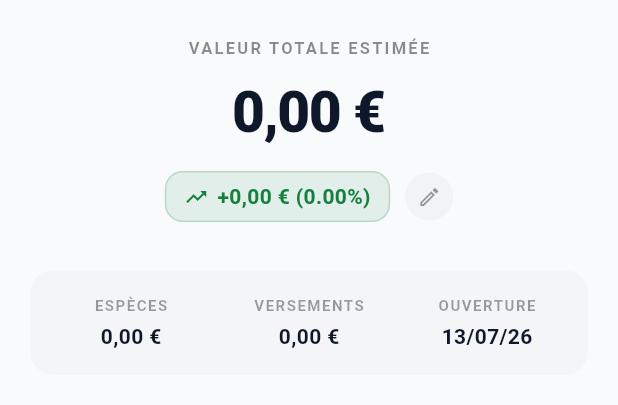
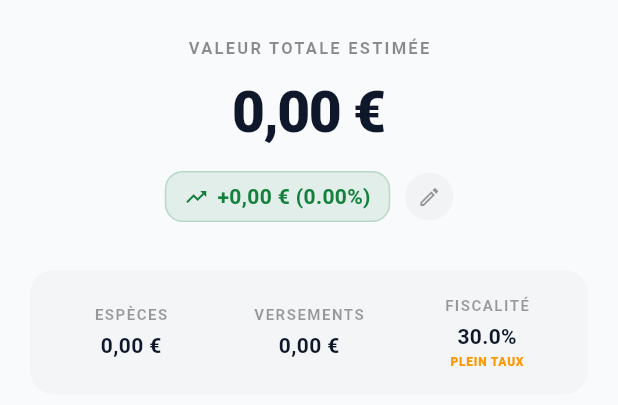
Before and after one commit to Lucasherfort/PatrimoineApp, a Flutter app: the InvestmentSummaryHeader widget shown alone on an empty page, opened directly with empty values, on a phone screen of 412 x 824 dp. Shown: the top 405 px of the screen. Run offline on Flutter 3.47's test engine with Material 3 defaults, Android fonts, the phone set to English and light mode, and no system bars; our stand-ins replace package_info_plus, shared_preferences, supabase_flutter; accounts and stored records are empty.

Commit message:
Ready for version

```diff
--- a/lib/main.dart
+++ b/lib/main.dart
@@ -46,9 +46,7 @@ class PatrimoineApp extends StatelessWidget {
             GlobalWidgetsLocalizations.delegate,
             GlobalCupertinoLocalizations.delegate,
           ],
-          supportedLocales: const [
-            Locale('fr', 'FR'),
-          ],
+          supportedLocales: const [Locale('fr', 'FR')],
           locale: const Locale('fr', 'FR'),
           // Thème Clair
           theme: ThemeData(
--- a/lib/services/investment_service.dart
+++ b/lib/services/investment_service.dart
@@ -92,41 +92,48 @@ class InvestmentService {
   double calculateNetValue(UserInvestmentAccountView account) {
     if (!ThemeManager().displayNetWealth) return account.amount;
 
-    // 1. Récupérer la catégorie et l'ancienneté
-    if (account.openedAt == null) return account.amount;
+    final gains = account.amount - account.totalContribution;
+    if (gains <= 0) return account.amount;
+
+    final taxRate = getCurrentTaxRate(account);
+    return account.amount - (gains * taxRate);
+  }
+
+  double getCurrentTaxRate(UserInvestmentAccountView account) {
+    if (account.openedAt == null) return 0.30;
 
     final ageInYears =
         DateTime.now().difference(account.openedAt!).inDays / 365.25;
 
-    // 2. Rechercher la règle fiscale
     final rule = _fiscalRules.where((r) {
       if (r.investmentCategoryId != account.investmentCategoryId) return false;
-
-      // holding_years >= min_holding_years (si renseigné)
       if (ageInYears < r.minHoldingYears) return false;
-
-      // holding_years <= max_holding_years (si renseigné)
       if (r.maxHoldingYears != null && ageInYears > r.maxHoldingYears!) {
         return false;
       }
-
       return true;
     }).firstOrNull;
 
-    if (rule == null) return account.amount;
+    if (rule == null) return 0.30; // Défaut Flat Tax (30%)
+    return rule.incomeTaxRate + rule.socialContributionRate;
+  }
 
-    // 3. Calcul de la plus-value
-    final plusValue = account.amount - account.totalContribution;
+  bool isTaxAdvantageAcquired(UserInvestmentAccountView account) {
+    if (account.openedAt == null) return false;
 
-    if (plusValue <= 0) {
-      return account.amount;
-    }
+    final ageInYears =
+        DateTime.now().difference(account.openedAt!).inDays / 365.25;
 
-    // 4. Calcul de la fiscalité
-    final fiscalityRate = rule.incomeTaxRate + rule.socialContributionRate;
-    final taxAmount = plusValue * fiscalityRate;
+    final rules = _fiscalRules
+        .where((r) => r.investmentCategoryId == account.investmentCategoryId)
+        .toList();
+    if (rules.isEmpty) return false;
 
-    return account.amount - taxAmount;
+    // Trier par ancienneté requise décroissante pour trouver le "meilleur" avantage
+    rules.sort((a, b) => b.minHoldingYears.compareTo(a.minHoldingYears));
+    final bestRule = rules.first;
+
+    return ageInYears >= bestRule.minHoldingYears;
   }
 
   // ─── Lecture ────────────────────────────────────────────────────────────────
--- a/lib/widgets/Investment/investment_summary_header.dart
+++ b/lib/widgets/Investment/investment_summary_header.dart
@@ -77,6 +77,10 @@ class InvestmentSummaryHeader extends StatelessWidget {
         ? (isDark ? colorGreenFlash : colorGreenDark)
         : (isDark ? colorOrangeLogo : colorOrangeDark);
     final mainTextColor = isDark ? Colors.white : const Color(0xFF0F172A);
+
+    final service = InvestmentService();
+    final double taxRate = service.getCurrentTaxRate(account);
+    final bool isAdvantageAcquired = service.isTaxAdvantageAcquired(account);
 
     return Container(
       width: double.infinity,
@@ -198,8 +202,14 @@ class InvestmentSummaryHeader extends StatelessWidget {
                   Expanded(
                     child: _buildMetricItem(
                       context,
-                      "OUVERTURE",
-                      DateFormat('dd/MM/yy').format(account.openedAt!),
+                      "FISCALITÉ",
+                      "${(taxRate * 100).toStringAsFixed(1)}%",
+                      subtitle: isAdvantageAcquired
+                          ? "AVANTAGE ACQUIS"
+                          : "PLEIN TAUX",
+                      statusColor: isAdvantageAcquired
+                          ? (isDark ? colorGreenFlash : colorGreenDark)
+                          : Colors.orange,
                     ),
                   ),
               ],
@@ -210,7 +220,13 @@ class InvestmentSummaryHeader extends StatelessWidget {
     );
   }
 
-  Widget _buildMetricItem(BuildContext context, String label, String value) {
+  Widget _buildMetricItem(
+    BuildContext context,
+    String label,
+    String value, {
+    String? subtitle,
+    Color? statusColor,
+  }) {
     final isDark = Theme.of(context).brightness == Brightness.dark;
     return Column(
       mainAxisSize: MainAxisSize.min,
@@ -235,6 +251,23 @@ class InvestmentSummaryHeader extends StatelessWidget {
             fontWeight: FontWeight.bold,
           ),
         ),
+        if (subtitle != null)
+          Padding(
+            padding: const EdgeInsets.only(top: 2),
+            child: Text(
+              subtitle,
+              style: TextStyle(
+                color:
+                    statusColor ??
+                    (isDark
+                        ? Colors.white.withValues(alpha: 0.2)
+                        : Colors.black26),
+                fontSize: 8,
+                fontWeight: FontWeight.w800,
+                letterSpacing: 0.5,
+              ),
+            ),
+          ),
       ],
     );
   }
--- a/pubspec.yaml
+++ b/pubspec.yaml
@@ -2,7 +2,7 @@ name: patrimoine360
 description: "A new Flutter project."
 publish_to: 'none'
 
-version: 2.1.0+1
+version: 2.1.1+1
 
 environment:
   sdk: ^3.10.4
```
